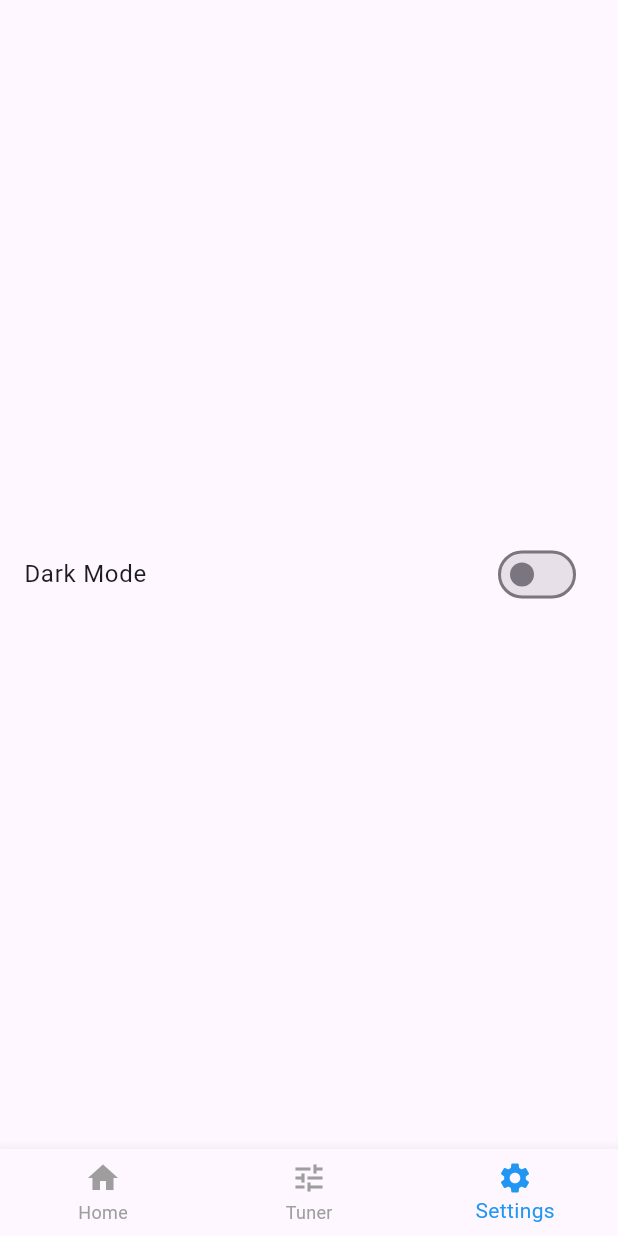
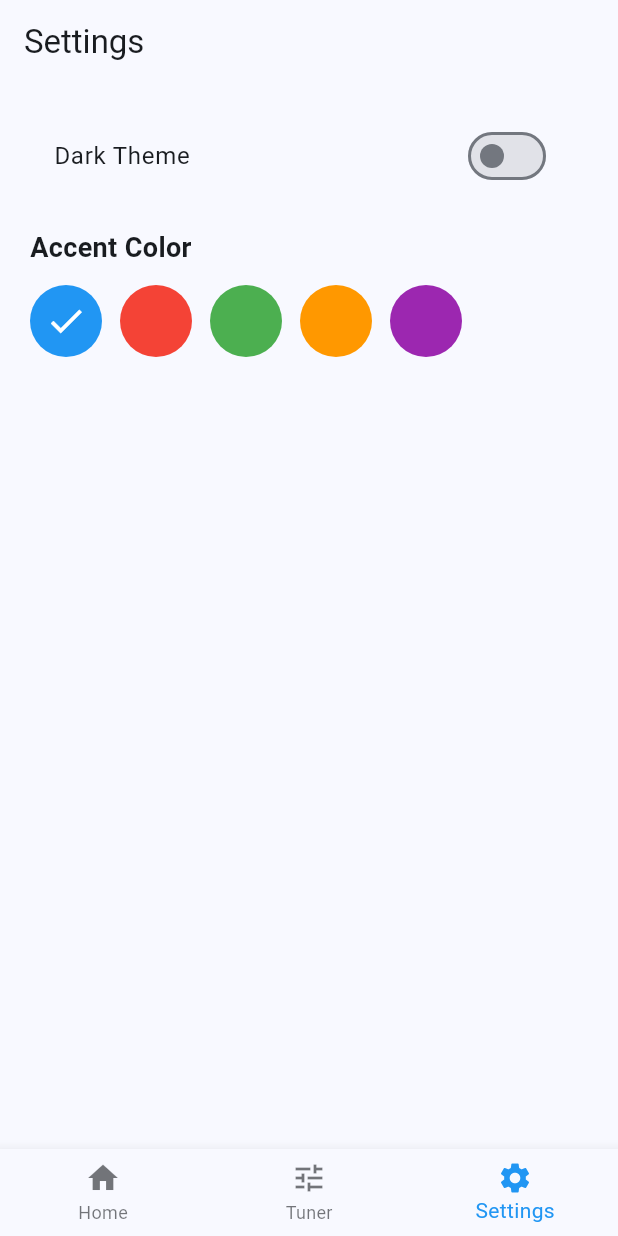
Before and after one commit to 9ShadowWolf9/freatboard_memorizer, a Flutter app: the screen it shows after launch, item 3 of the bottom bar chosen, on a phone screen of 412 x 824 dp. Run offline on Flutter 3.47's test engine with Material 3 defaults, Android fonts, the light colour scheme and no system bars; our stand-ins replace audioplayers, flutter_tts, permission_handler; missing offline and left inert: flutter_audio_capture.

Commit message:
Moved themes to separate files, added accent color picker

```diff
--- a/lib/components/bottom_bar.dart
+++ b/lib/components/bottom_bar.dart
@@ -12,11 +12,13 @@ class BottomBar extends StatelessWidget {
 
   @override
   Widget build(BuildContext context) {
+    final theme = Theme.of(context);
+
     return BottomNavigationBar(
       currentIndex: selectedIndex,
       onTap: onTap,
-      selectedItemColor: Colors.blue, // <- Selected tile color
-      unselectedItemColor: Colors.grey, // Optional: color for unselected items
+      selectedItemColor: theme.colorScheme.primary,
+      unselectedItemColor: theme.colorScheme.onSurface.withOpacity(0.6),
       items: const [
         BottomNavigationBarItem(
           icon: Icon(Icons.home),
--- a/lib/main.dart
+++ b/lib/main.dart
@@ -3,6 +3,8 @@ import 'components/bottom_bar.dart';
 import 'screens/home_page.dart';
 import 'screens/tuner_page.dart';
 import 'screens/settings.dart';
+import 'theme/app_theme.dart';
+import 'theme/app_colors.dart';
 
 void main() {
   runApp(const MyApp());
@@ -16,7 +18,8 @@ class MyApp extends StatefulWidget {
 }
 
 class _MyAppState extends State<MyApp> {
-  ThemeMode _themeMode = ThemeMode.light; // default light
+  ThemeMode _themeMode = ThemeMode.light;
+  Color _accentColor = AppColors.accentOptions.first;
 
   void _toggleTheme(bool isDark) {
     setState(() {
@@ -24,25 +27,23 @@ class _MyAppState extends State<MyApp> {
     });
   }
 
+  void _changeAccent(Color color) {
+    setState(() {
+      _accentColor = color;
+    });
+  }
+
   @override
   Widget build(BuildContext context) {
     return MaterialApp(
       debugShowCheckedModeBanner: false,
-      title: 'Freatboard memorizer',
-      theme: ThemeData(
-        colorScheme: ColorScheme.fromSeed(seedColor: Colors.deepPurple),
-        useMaterial3: true,
-      ),
-      darkTheme: ThemeData(
-        colorScheme: ColorScheme.fromSeed(
-          seedColor: Colors.deepPurple,
-          brightness: Brightness.dark,
-        ),
-        useMaterial3: true,
-      ),
+      title: 'Fretboard Memorizer',
+      theme: AppTheme.light(_accentColor),
+      darkTheme: AppTheme.dark(_accentColor),
       themeMode: _themeMode,
       home: MainPage(
         onThemeChanged: _toggleTheme,
+        onAccentChanged: _changeAccent,
       ),
     );
   }
@@ -50,8 +51,13 @@ class _MyAppState extends State<MyApp> {
 
 class MainPage extends StatefulWidget {
   final void Function(bool isDark) onThemeChanged;
+  final void Function(Color color) onAccentChanged;
 
-  const MainPage({super.key, required this.onThemeChanged});
+  const MainPage({
+    super.key,
+    required this.onThemeChanged,
+    required this.onAccentChanged,
+  });
 
   @override
   State<MainPage> createState() => _MainPageState();
@@ -68,7 +74,10 @@ class _MainPageState extends State<MainPage> {
     _pages = [
       const HomePage(),
       const TunerPage(),
-      SettingsPage(onThemeChanged: widget.onThemeChanged),
+      SettingsPage(
+        onThemeChanged: widget.onThemeChanged,
+        onAccentChanged: widget.onAccentChanged,
+      ),
     ];
   }
 
--- a/lib/screens/game_end.dart
+++ b/lib/screens/game_end.dart
@@ -6,6 +6,7 @@ class EndGamePage extends StatelessWidget {
   @override
   Widget build(BuildContext context) {
     final theme = Theme.of(context);
+    final accent = theme.colorScheme.primary;
 
     return Scaffold(
       backgroundColor: theme.scaffoldBackgroundColor,
@@ -14,12 +15,12 @@ class EndGamePage extends StatelessWidget {
           child: Column(
             mainAxisAlignment: MainAxisAlignment.center,
             children: [
-              const Text(
+              Text(
                 "🎉 Congratulations!",
                 style: TextStyle(
                   fontSize: 32,
                   fontWeight: FontWeight.bold,
-                  color: Colors.blue,
+                  color: accent,
                 ),
                 textAlign: TextAlign.center,
               ),
@@ -32,13 +33,11 @@ class EndGamePage extends StatelessWidget {
                 ),
               ),
               const SizedBox(height: 40),
-
-              // Replay button
               ElevatedButton(
-                onPressed: () {
-                  Navigator.of(context).pop();
-                },
+                onPressed: () => Navigator.of(context).pop(),
                 style: ElevatedButton.styleFrom(
+                  backgroundColor: accent,
+                  foregroundColor: Colors.white,
                   padding:
                   const EdgeInsets.symmetric(horizontal: 40, vertical: 16),
                   textStyle: const TextStyle(
@@ -47,13 +46,12 @@ class EndGamePage extends StatelessWidget {
                 child: const Text("Replay"),
               ),
               const SizedBox(height: 20),
-
-              // Home button
               ElevatedButton(
-                onPressed: () {
-                  Navigator.of(context).popUntil((route) => route.isFirst);
-                },
+                onPressed: () =>
+                    Navigator.of(context).popUntil((route) => route.isFirst),
                 style: ElevatedButton.styleFrom(
+                  backgroundColor: accent,
+                  foregroundColor: Colors.white,
                   padding:
                   const EdgeInsets.symmetric(horizontal: 40, vertical: 16),
                   textStyle: const TextStyle(
--- a/lib/screens/game_settings.dart
+++ b/lib/screens/game_settings.dart
@@ -15,15 +15,25 @@ class _GameSettingsPageState extends State<GameSettingsPage> {
 
   @override
   Widget build(BuildContext context) {
+    final theme = Theme.of(context);
+    final accent = theme.colorScheme.primary;
+
     return Scaffold(
+      appBar: AppBar(
+        title: const Text("Game Settings"),
+      ),
       body: SafeArea(
         child: Padding(
           padding: const EdgeInsets.all(24.0),
           child: Column(
             children: [
-              const Text(
+              Text(
                 "Select number of rounds",
-                style: TextStyle(fontSize: 24, fontWeight: FontWeight.bold),
+                style: TextStyle(
+                  fontSize: 24,
+                  fontWeight: FontWeight.bold,
+                  color: theme.colorScheme.onSurface,
+                ),
               ),
               const SizedBox(height: 16),
               Slider(
@@ -32,18 +42,26 @@ class _GameSettingsPageState extends State<GameSettingsPage> {
                 max: 30,
                 divisions: 25,
                 label: "$_selectedRounds",
+                activeColor: accent,
                 onChanged: (value) {
                   setState(() => _selectedRounds = value.toInt());
                 },
               ),
               Text(
                 "$_selectedRounds rounds",
-                style: const TextStyle(fontSize: 20),
+                style: TextStyle(
+                  fontSize: 20,
+                  color: theme.colorScheme.onSurface,
+                ),
               ),
               const SizedBox(height: 32),
-              const Text(
+              Text(
                 "Select strings to practice",
-                style: TextStyle(fontSize: 24, fontWeight: FontWeight.bold),
+                style: TextStyle(
+                  fontSize: 24,
+                  fontWeight: FontWeight.bold,
+                  color: theme.colorScheme.onSurface,
+                ),
               ),
               const SizedBox(height: 16),
               Wrap(
@@ -53,6 +71,8 @@ class _GameSettingsPageState extends State<GameSettingsPage> {
                   return FilterChip(
                     label: Text(string),
                     selected: selected,
+                    selectedColor: accent.withOpacity(0.2),
+                    checkmarkColor: accent,
                     onSelected: (val) {
                       setState(() {
                         if (val) {
@@ -81,10 +101,10 @@ class _GameSettingsPageState extends State<GameSettingsPage> {
                   );
                 },
                 style: ElevatedButton.styleFrom(
-                  backgroundColor: Colors.blue,
+                  backgroundColor: accent,
                   foregroundColor: Colors.white,
-                  padding:
-                  const EdgeInsets.symmetric(horizontal: 40, vertical: 16),
+                  padding: const EdgeInsets.symmetric(
+                      horizontal: 40, vertical: 16),
                   shape: RoundedRectangleBorder(
                     borderRadius: BorderRadius.circular(30),
                   ),
--- a/lib/screens/home_page.dart
+++ b/lib/screens/home_page.dart
@@ -7,6 +7,7 @@ class HomePage extends StatelessWidget {
   @override
   Widget build(BuildContext context) {
     final theme = Theme.of(context);
+    final accent = theme.colorScheme.primary;
 
     return Scaffold(
       backgroundColor: theme.scaffoldBackgroundColor,
@@ -15,7 +16,7 @@ class HomePage extends StatelessWidget {
           child: Column(
             mainAxisSize: MainAxisSize.min,
             children: [
-              const Icon(Icons.music_note, size: 120, color: Colors.blue),
+              Icon(Icons.music_note, size: 120, color: accent),
               const SizedBox(height: 24),
               Text(
                 'Fretboard Memorizer',
@@ -38,7 +39,7 @@ class HomePage extends StatelessWidget {
                 icon: const Icon(Icons.play_arrow, size: 28),
                 label: const Text('Start Game', style: TextStyle(fontSize: 20)),
                 style: ElevatedButton.styleFrom(
-                  backgroundColor: Colors.blue,
+                  backgroundColor: accent,
                   foregroundColor: Colors.white,
                   padding: const EdgeInsets.symmetric(horizontal: 32, vertical: 16),
                   shape: RoundedRectangleBorder(
--- a/lib/screens/settings.dart
+++ b/lib/screens/settings.dart
@@ -1,18 +1,63 @@
 import 'package:flutter/material.dart';
+import '../theme/app_colors.dart';
 
 class SettingsPage extends StatelessWidget {
   final void Function(bool isDark) onThemeChanged;
+  final void Function(Color color) onAccentChanged;
 
-  const SettingsPage({super.key, required this.onThemeChanged});
+  const SettingsPage({
+    super.key,
+    required this.onThemeChanged,
+    required this.onAccentChanged,
+  });
 
   @override
   Widget build(BuildContext context) {
+    final theme = Theme.of(context);
+    final isDark = theme.brightness == Brightness.dark;
+    final currentAccent = theme.colorScheme.primary;
+
     return Scaffold(
-      body: Center(
-        child: SwitchListTile(
-          title: const Text("Dark Mode"),
-          value: Theme.of(context).brightness == Brightness.dark,
-          onChanged: onThemeChanged,
+      appBar: AppBar(
+        title: const Text("Settings"),
+      ),
+      body: Padding(
+        padding: const EdgeInsets.all(20),
+        child: Column(
+          crossAxisAlignment: CrossAxisAlignment.start,
+          children: [
+            SwitchListTile(
+              title: const Text("Dark Theme"),
+              value: isDark,
+              onChanged: (value) => onThemeChanged(value),
+            ),
+            const SizedBox(height: 20),
+            const Text(
+              "Accent Color",
+              style: TextStyle(fontSize: 18, fontWeight: FontWeight.bold),
+            ),
+            const SizedBox(height: 12),
+            Wrap(
+              spacing: 12,
+              children: AppColors.accentOptions.map((color) {
+                final bool isSelected = color.value == currentAccent.value;
+                return GestureDetector(
+                  onTap: () => onAccentChanged(color),
+                  child: Container(
+                    width: 48,
+                    height: 48,
+                    decoration: BoxDecoration(
+                      color: color,
+                      shape: BoxShape.circle,
+                    ),
+                    child: isSelected
+                        ? const Icon(Icons.check, color: Colors.white, size: 28)
+                        : null,
+                  ),
+                );
+              }).toList(),
+            ),
+          ],
         ),
       ),
     );
--- a/lib/screens/tuner_page.dart
+++ b/lib/screens/tuner_page.dart
@@ -87,12 +87,11 @@ class _TunerPageState extends State<TunerPage> {
   @override
   Widget build(BuildContext context) {
     final theme = Theme.of(context);
-    const blue = Colors.blue;
-    const blue200 = Color(0xFF90CAF9);
+    final accent = theme.colorScheme.primary;
 
     final bool inTune = _cents.abs() < 7;
-    final leftArrowColor = _cents < -7 ? blue : blue200;
-    final rightArrowColor = _cents > 7 ? blue : blue200;
+    final leftArrowColor = _cents < -7 ? accent : accent.withOpacity(0.3);
+    final rightArrowColor = _cents > 7 ? accent : accent.withOpacity(0.3);
 
     return Scaffold(
       backgroundColor: theme.scaffoldBackgroundColor,
@@ -104,30 +103,18 @@ class _TunerPageState extends State<TunerPage> {
               Row(
                 mainAxisAlignment: MainAxisAlignment.center,
                 children: [
+                  Text("‹", style: TextStyle(fontSize: 80, color: leftArrowColor)),
+                  const SizedBox(width: 20),
                   Text(
-                    "‹",
+                    _note,
                     style: TextStyle(
-                      fontSize: 80,
-                      color: leftArrowColor,
+                      fontSize: 120,
+                      fontWeight: FontWeight.bold,
+                      color: accent,
                     ),
                   ),
                   const SizedBox(width: 20),
-                  Text(
-                    _note,
-                    style: const TextStyle(
-                      fontSize: 120,
-                      fontWeight: FontWeight.bold,
-                      color: blue,
-                    ),
-                  ),
-                  const SizedBox(width: 20),
-                  Text(
-                    "›",
-                    style: TextStyle(
-                      fontSize: 80,
-                      color: rightArrowColor,
-                    ),
-                  ),
+                  Text("›", style: TextStyle(fontSize: 80, color: rightArrowColor)),
                 ],
               ),
               const SizedBox(height: 30),
@@ -150,20 +137,17 @@ class _TunerPageState extends State<TunerPage> {
               const SizedBox(height: 40),
               ElevatedButton(
                 style: ElevatedButton.styleFrom(
-                  backgroundColor: blue,
+                  backgroundColor: accent,
                   foregroundColor: Colors.white,
                   shape: RoundedRectangleBorder(
                     borderRadius: BorderRadius.circular(50),
                   ),
-                  padding:
-                  const EdgeInsets.symmetric(horizontal: 50, vertical: 20),
+                  padding: const EdgeInsets.symmetric(horizontal: 50, vertical: 20),
                   elevation: 5,
                 ),
                 onPressed: _listening ? _stop : _start,
-                child: Text(
-                  _listening ? 'Stop' : 'Start',
-                  style: const TextStyle(fontSize: 22),
-                ),
+                child: Text(_listening ? 'Stop' : 'Start',
+                    style: const TextStyle(fontSize: 22)),
               ),
               const SizedBox(height: 20),
               Text(
--- /dev/null
+++ b/lib/theme/app_colors.dart
@@ -0,0 +1,12 @@
+import 'package:flutter/material.dart';
+
+class AppColors {
+  static const Color primaryBlue = Colors.blue;
+  static const List<Color> accentOptions = [
+    Colors.blue,
+    Colors.red,
+    Colors.green,
+    Colors.orange,
+    Colors.purple,
+  ];
+}
--- /dev/null
+++ b/lib/theme/app_theme.dart
@@ -0,0 +1,55 @@
+import 'package:flutter/material.dart';
+
+class AppTheme {
+  static ThemeData light(Color accent) {
+    final baseScheme = ColorScheme.fromSeed(
+      seedColor: accent,
+      brightness: Brightness.light,
+    );
+
+    return ThemeData(
+      brightness: Brightness.light,
+      colorScheme: baseScheme.copyWith(
+        primary: accent, // use the exact bright accent
+      ),
+      useMaterial3: true,
+      elevatedButtonTheme: ElevatedButtonThemeData(
+        style: ElevatedButton.styleFrom(
+          backgroundColor: accent,
+          foregroundColor: Colors.white,
+          shape: RoundedRectangleBorder(
+            borderRadius: BorderRadius.circular(30),
+          ),
+          padding: const EdgeInsets.symmetric(horizontal: 32, vertical: 16),
+          elevation: 5,
+        ),
+      ),
+    );
+  }
+
+  static ThemeData dark(Color accent) {
+    final baseScheme = ColorScheme.fromSeed(
+      seedColor: accent,
+      brightness: Brightness.dark,
+    );
+
+    return ThemeData(
+      brightness: Brightness.dark,
+      colorScheme: baseScheme.copyWith(
+        primary: accent, // keep it bright here too
+      ),
+      useMaterial3: true,
+      elevatedButtonTheme: ElevatedButtonThemeData(
+        style: ElevatedButton.styleFrom(
+          backgroundColor: accent,
+          foregroundColor: Colors.white,
+          shape: RoundedRectangleBorder(
+            borderRadius: BorderRadius.circular(30),
+          ),
+          padding: const EdgeInsets.symmetric(horizontal: 32, vertical: 16),
+          elevation: 5,
+        ),
+      ),
+    );
+  }
+}
```
Also changed, not shown: lib/screens/game_page.dart (+27 -26 lines).
